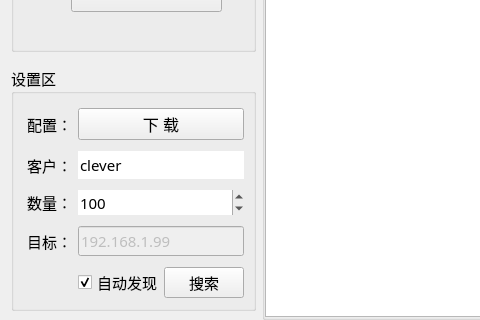
First picture: the form in pro_fvt/home/home_workwid.ui, repository ChinaClever/MPro-Tools, before the edit; both pictures show x 0 to 480 and y 179 to 499 of the 1108 by 499 pixel window.
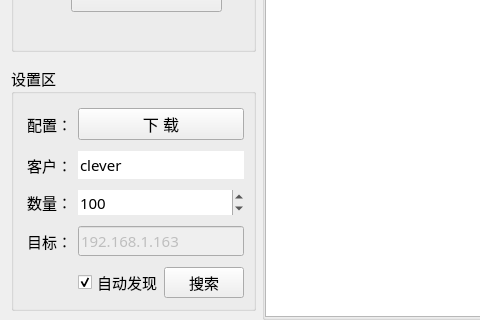
Second picture: the form after the edit.

```diff
--- a/pro_fvt/home/home_workwid.ui
+++ b/pro_fvt/home/home_workwid.ui
@@ -651,7 +651,7 @@
          <bool>false</bool>
         </property>
         <property name="text">
-         <string>192.168.1.99</string>
+         <string>192.168.1.163</string>
         </property>
        </widget>
       </item>
```
